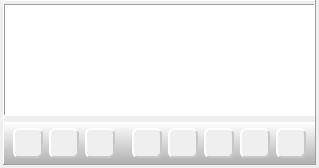
The window that Homer/forms/Widgets/OverviewPlaylistWidget.ui (Homer-Conferencing/Homer-Conferencing) describes before a commit, drawn with Qt 5.
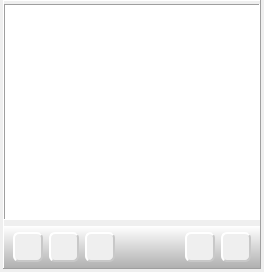
The same window after the commit. Icons and pictures are not drawn.

Patch:
```diff
--- a/Homer/forms/Widgets/OverviewPlaylistWidget.ui
+++ b/Homer/forms/Widgets/OverviewPlaylistWidget.ui
@@ -6,8 +6,8 @@
    <rect>
     <x>0</x>
     <y>0</y>
-    <width>319</width>
-    <height>168</height>
+    <width>264</width>
+    <height>272</height>
    </rect>
   </property>
   <property name="font">
@@ -276,144 +276,6 @@
             </property>
            </spacer>
           </item>
-          <item>
-           <widget class="QToolButton" name="mTbPlay">
-            <property name="minimumSize">
-             <size>
-              <width>30</width>
-              <height>30</height>
-             </size>
-            </property>
-            <property name="maximumSize">
-             <size>
-              <width>30</width>
-              <height>30</height>
-             </size>
-            </property>
-            <property name="toolTip">
-             <string>Play</string>
-            </property>
-            <property name="styleSheet">
-             <string notr="true">QToolButton{
-background-color: rgb(239, 239, 239);
-color: rgb(239, 239, 239);
-border-style: outset;
-border-width: 2px;
-border-color:  rgb(200, 200, 200);
-border-radius: 6px;
-}
-QToolButton:pressed{
-background-color: rgb(150, 150, 150);
-} 
-</string>
-            </property>
-            <property name="text">
-             <string>...</string>
-            </property>
-            <property name="icon">
-             <iconset resource="../../resources/Icons.qrc">
-              <normaloff>:/images/22_22/Audio_Play.png</normaloff>:/images/22_22/Audio_Play.png</iconset>
-            </property>
-            <property name="iconSize">
-             <size>
-              <width>22</width>
-              <height>22</height>
-             </size>
-            </property>
-           </widget>
-          </item>
-          <item>
-           <widget class="QToolButton" name="mTbStop">
-            <property name="minimumSize">
-             <size>
-              <width>30</width>
-              <height>30</height>
-             </size>
-            </property>
-            <property name="maximumSize">
-             <size>
-              <width>30</width>
-              <height>30</height>
-             </size>
-            </property>
-            <property name="toolTip">
-             <string>Stop</string>
-            </property>
-            <property name="styleSheet">
-             <string notr="true">QToolButton{
-background-color: rgb(239, 239, 239);
-color: rgb(239, 239, 239);
-border-style: outset;
-border-width: 2px;
-border-color:  rgb(200, 200, 200);
-border-radius: 6px;
-}
-QToolButton:pressed{
-background-color: rgb(150, 150, 150);
-} 
-</string>
-            </property>
-            <property name="text">
-             <string>...</string>
-            </property>
-            <property name="icon">
-             <iconset resource="../../resources/Icons.qrc">
-              <normaloff>:/images/22_22/Audio_Stop.png</normaloff>:/images/22_22/Audio_Stop.png</iconset>
-            </property>
-            <property name="iconSize">
-             <size>
-              <width>22</width>
-              <height>22</height>
-             </size>
-            </property>
-           </widget>
-          </item>
-          <item>
-           <widget class="QToolButton" name="mTbPause">
-            <property name="minimumSize">
-             <size>
-              <width>30</width>
-              <height>30</height>
-             </size>
-            </property>
-            <property name="maximumSize">
-             <size>
-              <width>30</width>
-              <height>30</height>
-             </size>
-            </property>
-            <property name="toolTip">
-             <string>Pause</string>
-            </property>
-            <property name="styleSheet">
-             <string notr="true">QToolButton{
-background-color: rgb(239, 239, 239);
-color: rgb(239, 239, 239);
-border-style: outset;
-border-width: 2px;
-border-color:  rgb(200, 200, 200);
-border-radius: 6px;
-}
-QToolButton:pressed{
-background-color: rgb(150, 150, 150);
-} 
-</string>
-            </property>
-            <property name="text">
-             <string>...</string>
-            </property>
-            <property name="icon">
-             <iconset resource="../../resources/Icons.qrc">
-              <normaloff>:/images/22_22/Audio_Pause.png</normaloff>:/images/22_22/Audio_Pause.png</iconset>
-            </property>
-            <property name="iconSize">
-             <size>
-              <width>22</width>
-              <height>22</height>
-             </size>
-            </property>
-           </widget>
-          </item>
           <item>
            <widget class="QToolButton" name="mTbLast">
             <property name="minimumSize">
```
